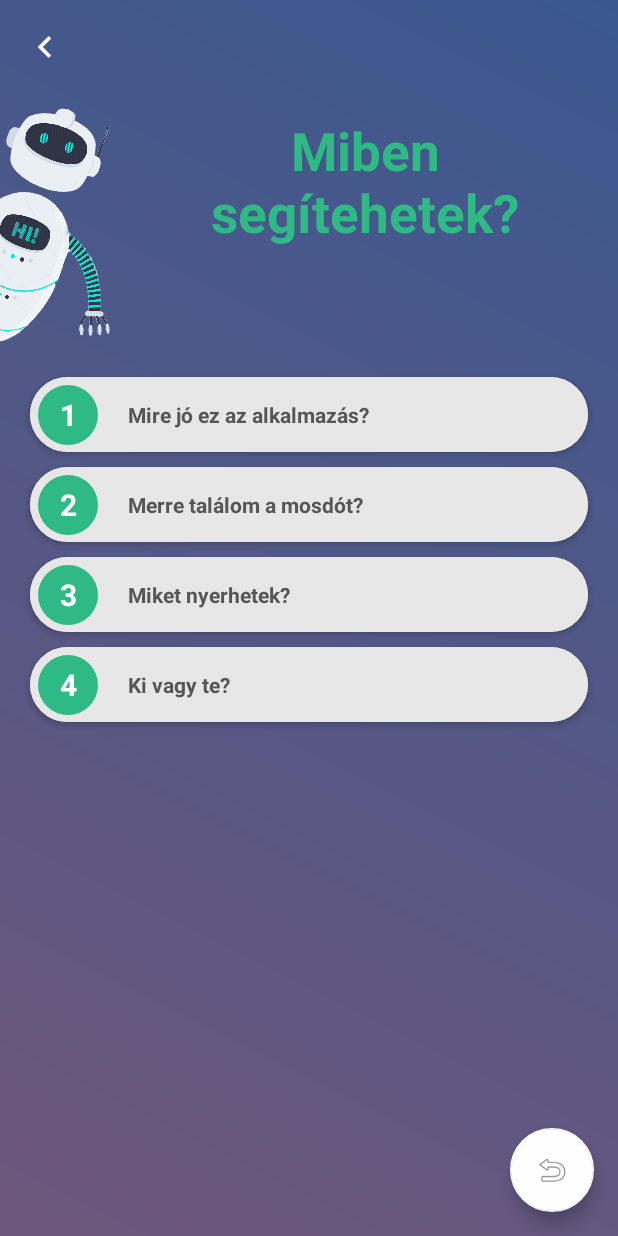
After one commit to pirosgyb2/BankToTheFuture, an Android app: the RobotHelpActivity screen opened directly, with no data from a screen before it, on a phone screen of 412 x 824 dp. The commit adds this screen. Run offline under Robolectric (Android 15) with nearby library versions, the light colour scheme and no system bars.

Commit message:
help robot

```diff
--- a/app/src/main/AndroidManifest.xml
+++ b/app/src/main/AndroidManifest.xml
@@ -13,10 +13,13 @@
         android:supportsRtl="true"
         android:theme="@style/AppTheme">
         <activity
+            android:name=".RobotHelpActivity"
+            android:label="@string/title_activity_robot_help"
+            android:theme="@style/AppTheme.NoActionBar"></activity>
+        <activity
             android:name=".classroom.ClassActivity"
             android:label="@string/title_activity_class"
-            android:theme="@style/AppTheme.NoActionBar">
-        </activity>
+            android:theme="@style/AppTheme.NoActionBar"></activity>
         <activity
             android:name=".box.BoxActivity"
             android:label="@string/title_activity_box"
@@ -34,9 +37,7 @@
             android:name=".QrActivity"
             android:label="@string/title_activity_qr"
             android:theme="@style/AppTheme.NoActionBar" />
-        <activity android:name=".MainActivity">
-
-        </activity>
+        <activity android:name=".MainActivity"></activity>
         <activity android:name=".QuestionActivity" />
         <activity android:name=".GiftsActivity" />
         <activity android:name=".ArrowsActivity" />
--- a/app/src/main/java/com/bme/aut/banktothefuture/MainActivity.kt
+++ b/app/src/main/java/com/bme/aut/banktothefuture/MainActivity.kt
@@ -87,7 +87,7 @@ class MainActivity : AppCompatActivity() {
         down.setOnClickListener { scrollDown() }
 
         robot?.setOnClickListener {
-            val intent = Intent(this, QuestionActivity::class.java)
+            val intent = Intent(this, RobotHelpActivity::class.java)
             startActivity(intent)
         }
 
--- /dev/null
+++ b/app/src/main/java/com/bme/aut/banktothefuture/RobotHelpActivity.kt
@@ -0,0 +1,30 @@
+package com.bme.aut.banktothefuture
+
+import android.content.Intent
+import android.os.Bundle
+import com.google.android.material.snackbar.Snackbar
+import androidx.appcompat.app.AppCompatActivity
+import kotlinx.android.synthetic.main.activity_class.*
+
+import kotlinx.android.synthetic.main.activity_robot_help.*
+import kotlinx.android.synthetic.main.activity_robot_help.fab
+
+class RobotHelpActivity : AppCompatActivity() {
+
+    override fun onCreate(savedInstanceState: Bundle?) {
+        super.onCreate(savedInstanceState)
+        setContentView(R.layout.activity_robot_help)
+
+        fab.setOnClickListener { view ->
+            val myIntent = Intent(this, MainActivity::class.java)
+            startActivity(myIntent)
+        }
+
+        answerA.setup("1","Mire jó ez az alkalmazás?")
+        answerB.setup("2","Merre találom a mosdót?")
+        answerC.setup("3","Miket nyerhetek?")
+        answerD.setup("4","Ki vagy te?")
+
+    }
+
+}
--- /dev/null
+++ b/app/src/main/res/layout/activity_robot_help.xml
@@ -0,0 +1,145 @@
+<?xml version="1.0" encoding="utf-8"?>
+<androidx.constraintlayout.widget.ConstraintLayout xmlns:android="http://schemas.android.com/apk/res/android"
+    xmlns:app="http://schemas.android.com/apk/res-auto"
+    android:layout_width="match_parent"
+    android:layout_height="match_parent"
+    android:background="@drawable/map_background_gradient_dark">
+
+    <View
+        android:id="@+id/quiestionTopView"
+        android:layout_width="0dp"
+        android:layout_height="1dp"
+        app:layout_constraintLeft_toLeftOf="parent"
+        app:layout_constraintRight_toRightOf="parent"
+        app:layout_constraintTop_toTopOf="parent" />
+
+    <androidx.constraintlayout.widget.ConstraintLayout
+        android:layout_width="0dp"
+        android:layout_height="0dp"
+        app:layout_constraintBottom_toBottomOf="parent"
+        app:layout_constraintLeft_toLeftOf="parent"
+        app:layout_constraintRight_toRightOf="parent"
+        app:layout_constraintTop_toBottomOf="@id/quiestionTopView">
+
+        <View
+            android:id="@+id/robotGuidelineRight"
+            android:layout_width="1dp"
+            android:layout_height="0dp"
+            android:layout_marginLeft="95dp"
+            app:layout_constraintBottom_toBottomOf="parent"
+            app:layout_constraintLeft_toLeftOf="parent"
+            app:layout_constraintTop_toTopOf="parent" />
+
+        <View
+            android:id="@+id/robotGuidelineBottom"
+            android:layout_width="0dp"
+            android:layout_height="1dp"
+            android:layout_marginTop="70dp"
+            app:layout_constraintLeft_toLeftOf="parent"
+            app:layout_constraintRight_toRightOf="parent"
+            app:layout_constraintTop_toBottomOf="@id/question" />
+
+        <ImageView
+            android:id="@+id/quiestionRobot"
+            android:layout_width="150dp"
+            android:layout_height="180dp"
+            android:background="?android:attr/selectableItemBackgroundBorderless"
+            android:rotation="20"
+            android:scaleType="fitXY"
+            android:src="@drawable/robot_without_hands_2"
+            app:layout_constraintBottom_toTopOf="@id/robotGuidelineBottom"
+            app:layout_constraintRight_toLeftOf="@id/robotGuidelineRight" />
+
+        <ImageView
+            android:id="@+id/backIcon"
+            android:layout_width="60dp"
+            android:layout_height="60dp"
+
+            android:background="?android:attr/selectableItemBackgroundBorderless"
+            android:padding="15dp"
+            android:src="@drawable/ic_chevron_left_black_24dp"
+            android:tint="@color/colorWhite"
+            app:layout_constraintLeft_toLeftOf="parent"
+            app:layout_constraintTop_toTopOf="parent" />
+
+        <TextView
+            android:id="@+id/question"
+            android:layout_width="0dp"
+            android:layout_height="120dp"
+            android:layout_marginTop="50dp"
+            android:layout_marginRight="20dp"
+            android:gravity="center"
+            android:paddingTop="20dp"
+            android:text="Miben segítehetek?"
+            android:textSize="35dp"
+            android:textColor="@color/cink"
+            android:textStyle="bold"
+            app:layout_constraintLeft_toRightOf="@id/quiestionRobot"
+            app:layout_constraintRight_toRightOf="parent"
+            app:layout_constraintTop_toTopOf="@id/backIcon" />
+
+        <com.bme.aut.banktothefuture.AnswerButton
+            android:id="@+id/answerA"
+            android:layout_width="0dp"
+            android:layout_height="50dp"
+            android:layout_marginLeft="20dp"
+            android:layout_marginTop="10dp"
+            android:layout_marginRight="20dp"
+            android:background="@drawable/answer_unselected"
+            android:elevation="3dp"
+            app:layout_constraintLeft_toLeftOf="parent"
+            app:layout_constraintRight_toRightOf="parent"
+            app:layout_constraintTop_toBottomOf="@id/quiestionRobot" />
+
+        <com.bme.aut.banktothefuture.AnswerButton
+            android:id="@+id/answerB"
+            android:layout_width="0dp"
+            android:layout_height="50dp"
+            android:layout_marginLeft="20dp"
+            android:layout_marginTop="10dp"
+            android:layout_marginRight="20dp"
+            android:background="@drawable/answer_unselected"
+            android:elevation="3dp"
+            app:layout_constraintLeft_toLeftOf="parent"
+            app:layout_constraintRight_toRightOf="parent"
+            app:layout_constraintTop_toBottomOf="@id/answerA" />
+
+        <com.bme.aut.banktothefuture.AnswerButton
+            android:id="@+id/answerC"
+            android:layout_width="0dp"
+            android:layout_height="50dp"
+            android:layout_marginLeft="20dp"
+            android:layout_marginTop="10dp"
+            android:layout_marginRight="20dp"
+            android:background="@drawable/answer_unselected"
+            android:elevation="3dp"
+            app:layout_constraintLeft_toLeftOf="parent"
+            app:layout_constraintRight_toRightOf="parent"
+            app:layout_constraintTop_toBottomOf="@id/answerB" />
+
+        <com.bme.aut.banktothefuture.AnswerButton
+            android:id="@+id/answerD"
+            android:layout_width="0dp"
+            android:layout_height="50dp"
+            android:layout_marginLeft="20dp"
+            android:layout_marginTop="10dp"
+            android:layout_marginRight="20dp"
+            android:background="@drawable/answer_unselected"
+            android:elevation="3dp"
+            app:layout_constraintLeft_toLeftOf="parent"
+            app:layout_constraintRight_toRightOf="parent"
+            app:layout_constraintTop_toBottomOf="@id/answerC" />
+
+        <com.google.android.material.floatingactionbutton.FloatingActionButton
+            android:id="@+id/fab"
+            android:layout_width="wrap_content"
+            android:layout_height="wrap_content"
+            android:layout_gravity="bottom|end"
+            android:layout_margin="@dimen/fab_margin"
+            app:layout_constraintBottom_toBottomOf="parent"
+            app:layout_constraintEnd_toEndOf="parent"
+            app:srcCompat="@android:drawable/ic_menu_revert" />
+
+    </androidx.constraintlayout.widget.ConstraintLayout>
+
+</androidx.constraintlayout.widget.ConstraintLayout>
--- /dev/null
+++ b/app/src/main/res/layout/content_robot_help.xml
@@ -0,0 +1,11 @@
+<?xml version="1.0" encoding="utf-8"?>
+<androidx.constraintlayout.widget.ConstraintLayout xmlns:android="http://schemas.android.com/apk/res/android"
+    xmlns:app="http://schemas.android.com/apk/res-auto"
+    xmlns:tools="http://schemas.android.com/tools"
+    android:layout_width="match_parent"
+    android:layout_height="match_parent"
+    app:layout_behavior="@string/appbar_scrolling_view_behavior"
+    tools:context=".RobotHelpActivity"
+    tools:showIn="@layout/activity_robot_help">
+
+</androidx.constraintlayout.widget.ConstraintLayout>
--- a/app/src/main/res/values/strings.xml
+++ b/app/src/main/res/values/strings.xml
@@ -5,4 +5,5 @@
     <string name="title_activity_quest">Quest</string>
     <string name="title_activity_box">BoxActivity</string>
     <string name="title_activity_class">ClassActivity</string>
+    <string name="title_activity_robot_help">RobotHelpActivity</string>
 </resources>
```
